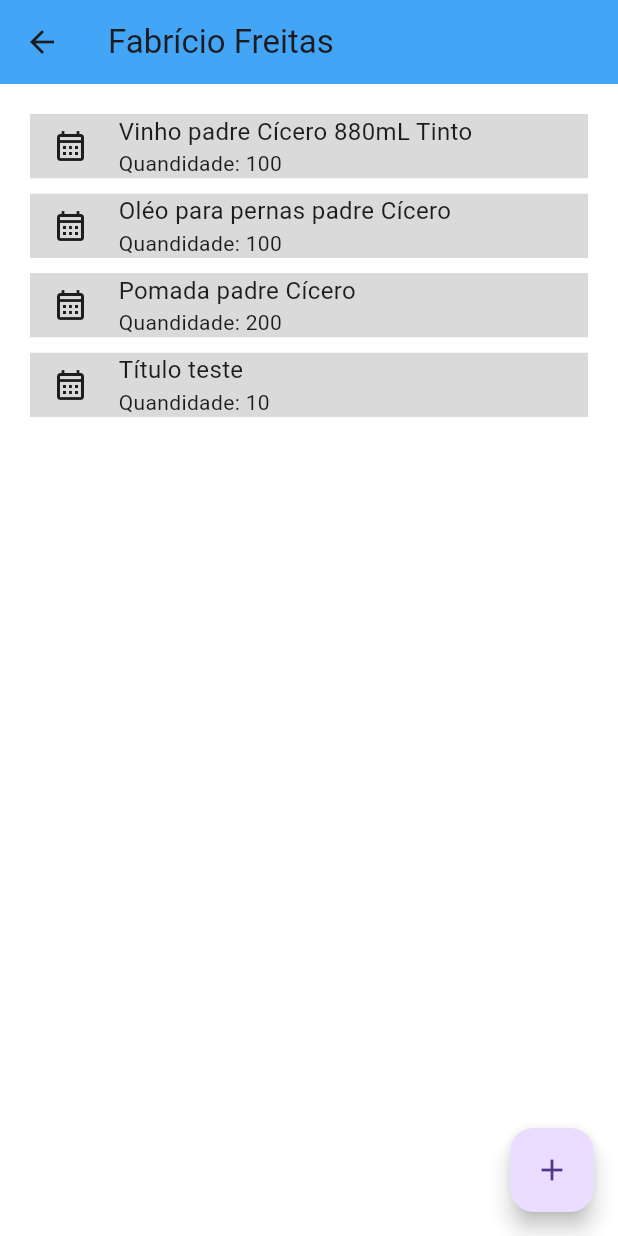
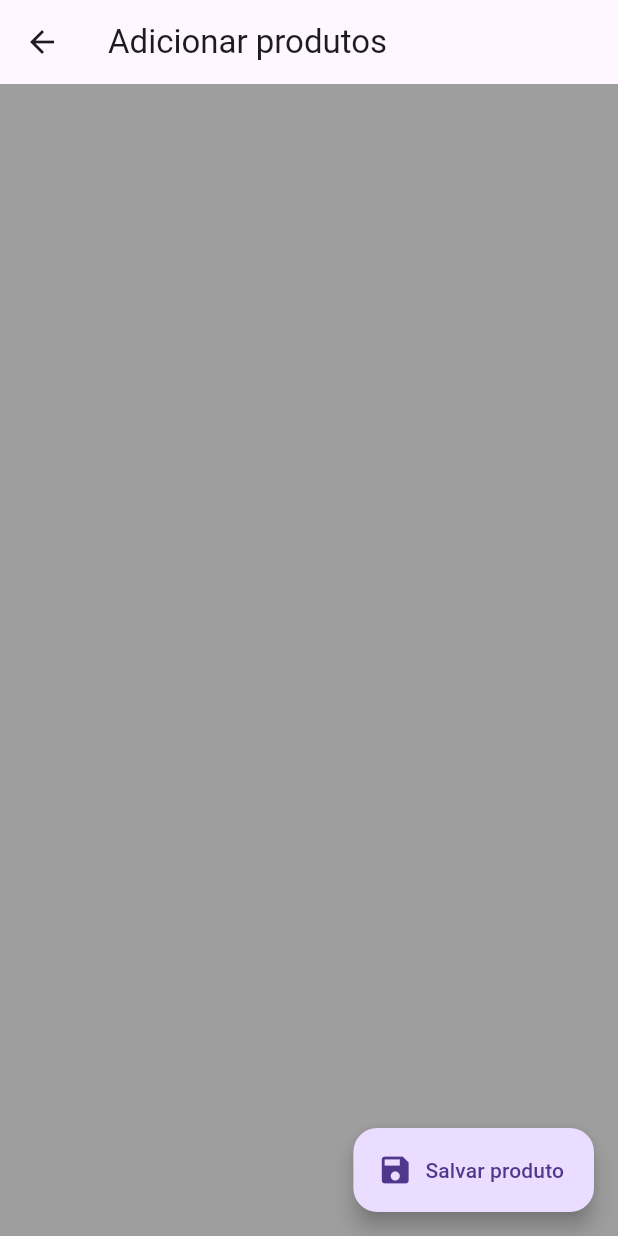
Before and after one commit to italomaia03/projeto-integrado-iv, a Flutter app: the HomePage screen opened by its route, after a tap on the "add" icon, on a phone screen of 412 x 824 dp. Run offline on Flutter 3.47's test engine with Material 3 defaults, Android fonts, the phone set to English and light mode, and no system bars; accounts and stored records are empty.

Commit message:
inserindo mais dados mocados e rotas

```diff
--- a/lib/app_widget.dart
+++ b/lib/app_widget.dart
@@ -1,6 +1,7 @@
 import 'package:flutter/material.dart';
 import 'package:somar/pages/home/home_page.dart';
 import 'package:somar/pages/login/login_page.dart';
+import 'package:somar/pages/produtos/protudo_page.dart';
 import 'package:somar/pages/splash/splash_page.dart';
 import 'package:somar/routes.dart';
 import 'pages/register/register.dart';
@@ -20,6 +21,7 @@ class AppWidget extends StatelessWidget{
         Routes.login: (context) => const LoginPage(),
         Routes.register: (context) => const RegisterView(),
         Routes.home: (context) => const HomePage(),
+        Routes.produtos: (context) => const ProdutoPage(),
       },
       initialRoute: Routes.initial,
     );
--- a/lib/bd/database.dart
+++ b/lib/bd/database.dart
@@ -12,10 +12,22 @@ class Database{
   // Outra gambiarra
   List<Usuario> usuarios = [
     Usuario(
-      codigo: 40028922,
+      codigo: 1,
       nome: 'Fabrício Freitas',
       email: 'fabricio@gmail.com',
-      senha: 'naruto',
+      senha: 'f123',
+    ),
+    Usuario(
+      codigo: 2,
+      nome: 'Ricardo Vilela',
+      email: 'ricardo@gmail.com',
+      senha: 'r123',
+    ),
+    Usuario(
+      codigo: 3,
+      nome: 'Allysson Alex',
+      email: 'alex@gmail.com',
+      senha: 'a123',
     ),
   ];
 
--- a/lib/pages/home/home_page.dart
+++ b/lib/pages/home/home_page.dart
@@ -1,6 +1,6 @@
 import 'package:flutter/material.dart';
 import 'package:somar/bd/database.dart';
-import 'package:somar/models/produtor.dart';
+import 'package:somar/routes.dart';
 
 class HomePage extends StatefulWidget {
   const HomePage({super.key});
@@ -52,7 +52,7 @@ class _HomePageState extends State<HomePage> {
                                       Text(item.titulo, style: const TextStyle(
                                         fontWeight: FontWeight.w400, fontSize: 16,
                                       ),),
-                                      Text('Quandidade: ${item.quantidade.toString()}',
+                                      Text('Quantidade: ${item.quantidade.toString()}',
                                       ),
                                     ],
                                   ),
@@ -71,15 +71,11 @@ class _HomePageState extends State<HomePage> {
         ),
       ),
       floatingActionButton: FloatingActionButton(
-        onPressed: (){
-          setState(() {
-            Database().addProduto(Produto(
-              codigo: Database().produtos.length+1,
-              data: 'teste',
-              titulo: 'Título teste',
-              quantidade: 10,
-            ));
-          },
+        onPressed: () async {
+          await Navigator.of(context).pushNamed(Routes.produtos);
+
+          setState(
+            () { },
           );
         },
         child: const Icon(Icons.add),
--- /dev/null
+++ b/lib/pages/produtos/protudo_page.dart
@@ -0,0 +1,31 @@
+import 'package:flutter/material.dart';
+
+class ProdutoPage extends StatefulWidget {
+  const ProdutoPage({super.key});
+
+  @override
+  State<ProdutoPage> createState() => _ProdutoPageState();
+}
+
+class _ProdutoPageState extends State<ProdutoPage> {
+  @override
+  Widget build(BuildContext context) {
+    return Scaffold(
+      backgroundColor: Colors.grey,
+      appBar: AppBar(
+        title: const Text('Adicionar produtos'),
+      ),
+      body: Container(),
+      floatingActionButton: FloatingActionButton.extended(
+        onPressed: (){
+          // função salvar novo produto
+          // Database().addProduto(Produto);
+
+          Navigator.pop(context);
+        },
+        label: Text('Salvar produto'),
+        icon: const Icon(Icons.save),
+      ),
+    );
+  }
+}
--- a/lib/routes.dart
+++ b/lib/routes.dart
@@ -2,5 +2,6 @@ class Routes {
   static const initial = '/';
   static const login = '/login';
   static const home = '/home';
-  static const register= '/register';
+  static const register = '/register';
+  static const produtos = '/home/produtos';
 }
```
